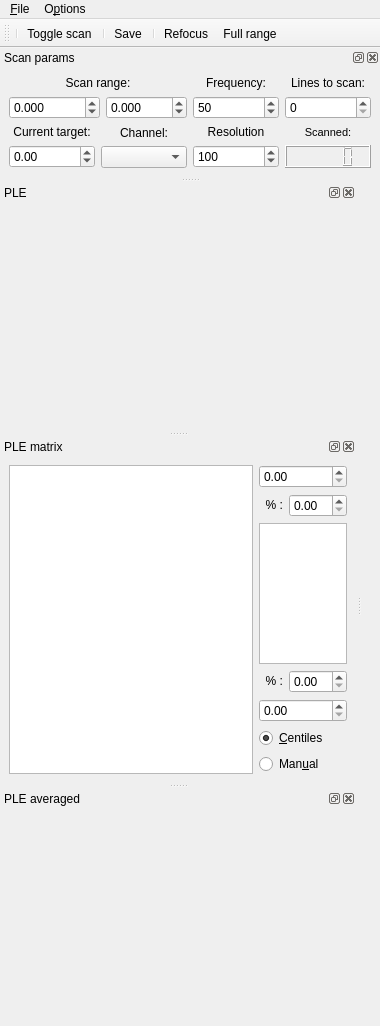
The window that src/qudi/gui/ple/ple_gui.ui (bbuusshh/scudi) describes before a commit, drawn with Qt 5.
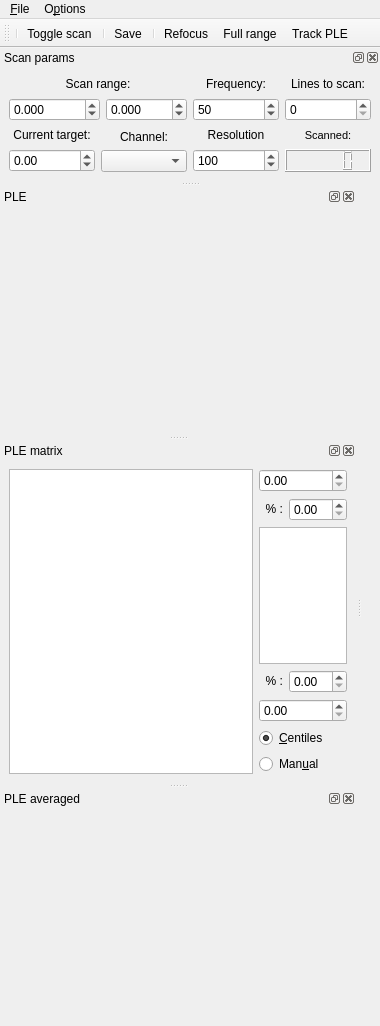
The same window after the commit. Icons and pictures are not drawn. Custom widgets are drawn as their Qt base class.

```diff
--- a/src/qudi/gui/ple/ple_gui.ui
+++ b/src/qudi/gui/ple/ple_gui.ui
@@ -84,6 +84,7 @@
    <addaction name="separator"/>
    <addaction name="action_optimize_position"/>
    <addaction name="actionFull_range"/>
+   <addaction name="actionTrackPLE"/>
   </widget>
   <widget class="QDockWidget" name="scan_control_DockWidget">
    <property name="sizePolicy">
@@ -95,7 +96,7 @@
    <property name="minimumSize">
     <size>
      <width>380</width>
-     <height>100</height>
+     <height>133</height>
     </size>
    </property>
    <property name="maximumSize">
@@ -668,6 +669,14 @@
     <string>Fit configuration</string>
    </property>
   </action>
+  <action name="actionTrackPLE">
+   <property name="checkable">
+    <bool>true</bool>
+   </property>
+   <property name="text">
+    <string>Track PLE</string>
+   </property>
+  </action>
   <zorder>scan_control_DockWidget</zorder>
   <zorder>ple_data_dockWidget</zorder>
   <zorder>ple_matrix_dockWidget</zorder>
```
Left out of the diff: 2 changed lines with no effect on the pictures.
